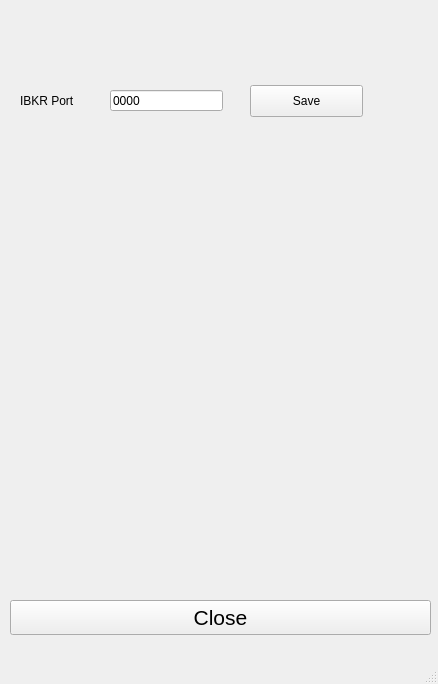
First picture: the form in GUI/settings_ui.ui, repository joan-arau/ThetaTrader, before the edit.
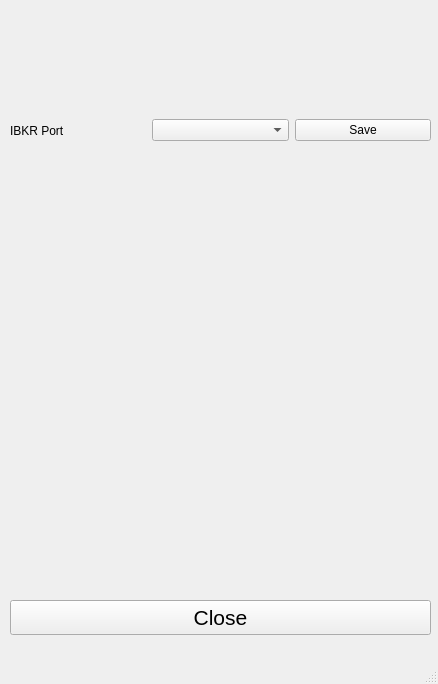
Second picture: the form after the edit. Icons and pictures are not drawn.

Diff of the .ui file:
```diff
--- a/GUI/settings_ui.ui
+++ b/GUI/settings_ui.ui
@@ -33,19 +33,6 @@
      <bool>true</bool>
     </property>
    </widget>
-   <widget class="QLabel" name="label">
-    <property name="geometry">
-     <rect>
-      <x>20</x>
-      <y>80</y>
-      <width>111</width>
-      <height>41</height>
-     </rect>
-    </property>
-    <property name="text">
-     <string>IBKR Port</string>
-    </property>
-   </widget>
    <widget class="QPushButton" name="b_close">
     <property name="geometry">
      <rect>
@@ -67,31 +54,59 @@
      <string>Return</string>
     </property>
    </widget>
-   <widget class="QLineEdit" name="port_in">
+   <widget class="QWidget" name="horizontalLayoutWidget">
     <property name="geometry">
      <rect>
-      <x>110</x>
-      <y>90</y>
-      <width>113</width>
-      <height>21</height>
+      <x>10</x>
+      <y>70</y>
+      <width>421</width>
+      <height>121</height>
      </rect>
     </property>
-    <property name="text">
-     <string>0000</string>
-    </property>
-   </widget>
-   <widget class="QPushButton" name="b_save_port">
-    <property name="geometry">
-     <rect>
-      <x>250</x>
-      <y>85</y>
-      <width>113</width>
-      <height>32</height>
-     </rect>
-    </property>
-    <property name="text">
-     <string>Save</string>
-    </property>
+    <layout class="QHBoxLayout" name="horizontalLayout">
+     <item>
+      <widget class="QLabel" name="label">
+       <property name="text">
+        <string>IBKR Port</string>
+       </property>
+      </widget>
+     </item>
+     <item>
+      <widget class="QComboBox" name="comboBox">
+       <property name="minimumSize">
+        <size>
+         <width>0</width>
+         <height>0</height>
+        </size>
+       </property>
+       <property name="sizeIncrement">
+        <size>
+         <width>0</width>
+         <height>0</height>
+        </size>
+       </property>
+       <property name="baseSize">
+        <size>
+         <width>0</width>
+         <height>0</height>
+        </size>
+       </property>
+       <property name="sizeAdjustPolicy">
+        <enum>QComboBox::AdjustToContents</enum>
+       </property>
+       <property name="frame">
+        <bool>true</bool>
+       </property>
+      </widget>
+     </item>
+     <item>
+      <widget class="QPushButton" name="b_save_port">
+       <property name="text">
+        <string>Save</string>
+       </property>
+      </widget>
+     </item>
+    </layout>
    </widget>
   </widget>
   <widget class="QMenuBar" name="menubar">
```
